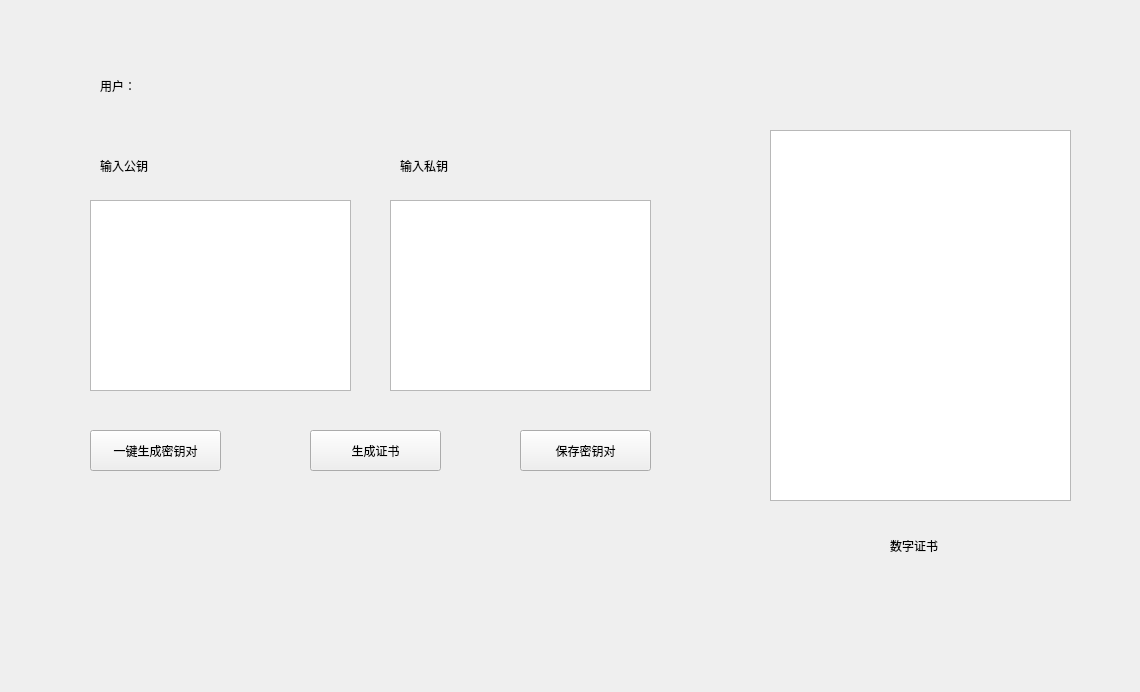
Before: the Qt Designer form UI_Files/ApplyFor.ui in ZxxWs/CA_System, drawn with Qt 5.
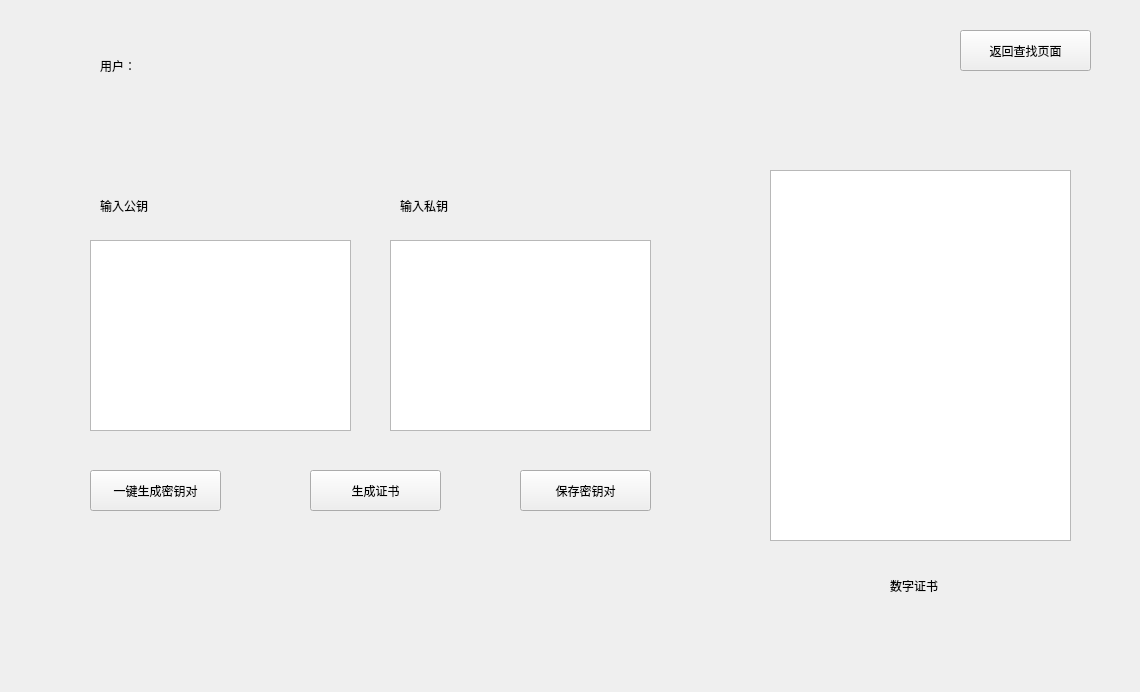
After: the same form once the commit is applied.

The edit to the form file:
```diff
--- a/UI_Files/ApplyFor.ui
+++ b/UI_Files/ApplyFor.ui
@@ -17,7 +17,7 @@
    <property name="geometry">
     <rect>
      <x>100</x>
-     <y>70</y>
+     <y>50</y>
      <width>141</width>
      <height>31</height>
     </rect>
@@ -30,7 +30,7 @@
    <property name="geometry">
     <rect>
      <x>100</x>
-     <y>150</y>
+     <y>190</y>
      <width>141</width>
      <height>31</height>
     </rect>
@@ -43,7 +43,7 @@
    <property name="geometry">
     <rect>
      <x>400</x>
-     <y>150</y>
+     <y>190</y>
      <width>141</width>
      <height>31</height>
     </rect>
@@ -56,7 +56,7 @@
    <property name="geometry">
     <rect>
      <x>90</x>
-     <y>430</y>
+     <y>470</y>
      <width>131</width>
      <height>41</height>
     </rect>
@@ -69,7 +69,7 @@
    <property name="geometry">
     <rect>
      <x>310</x>
-     <y>430</y>
+     <y>470</y>
      <width>131</width>
      <height>41</height>
     </rect>
@@ -82,7 +82,7 @@
    <property name="geometry">
     <rect>
      <x>520</x>
-     <y>430</y>
+     <y>470</y>
      <width>131</width>
      <height>41</height>
     </rect>
@@ -95,9 +95,9 @@
    <property name="geometry">
     <rect>
      <x>890</x>
-     <y>530</y>
-     <width>71</width>
-     <height>31</height>
+     <y>540</y>
+     <width>221</width>
+     <height>91</height>
     </rect>
    </property>
    <property name="text">
@@ -108,7 +108,7 @@
    <property name="geometry">
     <rect>
      <x>90</x>
-     <y>200</y>
+     <y>240</y>
      <width>261</width>
      <height>191</height>
     </rect>
@@ -118,7 +118,7 @@
    <property name="geometry">
     <rect>
      <x>390</x>
-     <y>200</y>
+     <y>240</y>
      <width>261</width>
      <height>191</height>
     </rect>
@@ -128,12 +128,25 @@
    <property name="geometry">
     <rect>
      <x>770</x>
-     <y>130</y>
+     <y>170</y>
      <width>301</width>
      <height>371</height>
     </rect>
    </property>
   </widget>
+  <widget class="QPushButton" name="ButtonBackSearch">
+   <property name="geometry">
+    <rect>
+     <x>960</x>
+     <y>30</y>
+     <width>131</width>
+     <height>41</height>
+    </rect>
+   </property>
+   <property name="text">
+    <string>返回查找页面</string>
+   </property>
+  </widget>
  </widget>
  <resources/>
  <connections/>
```
Left out of the diff: 6 changed lines with no effect on the pictures.
